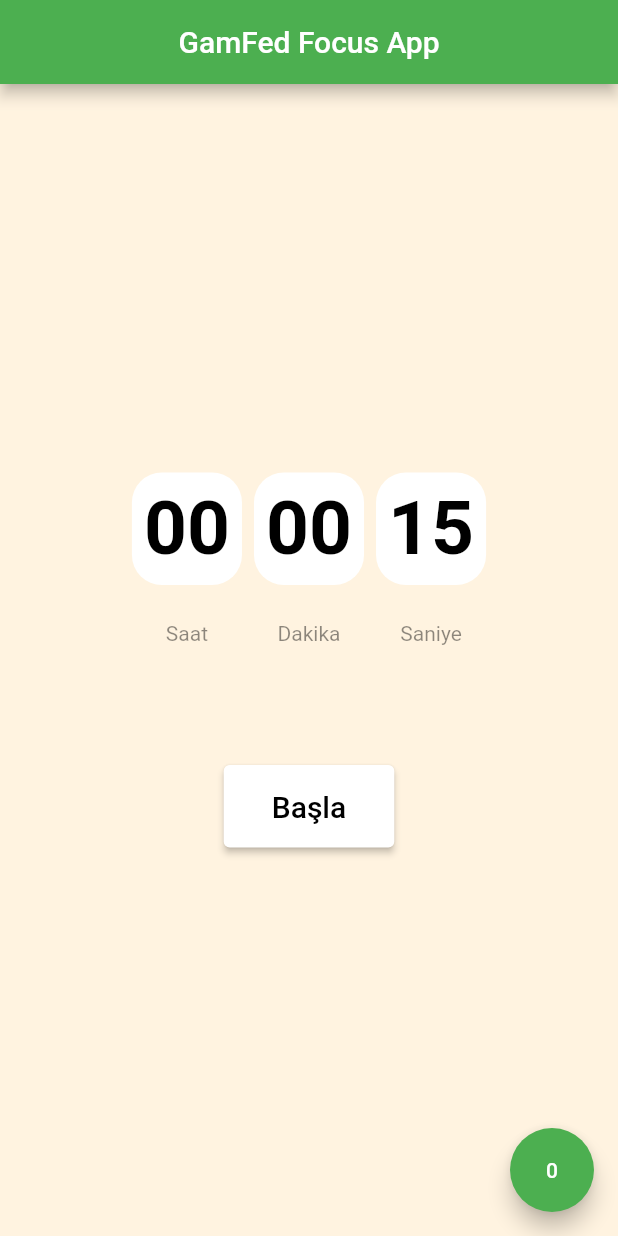
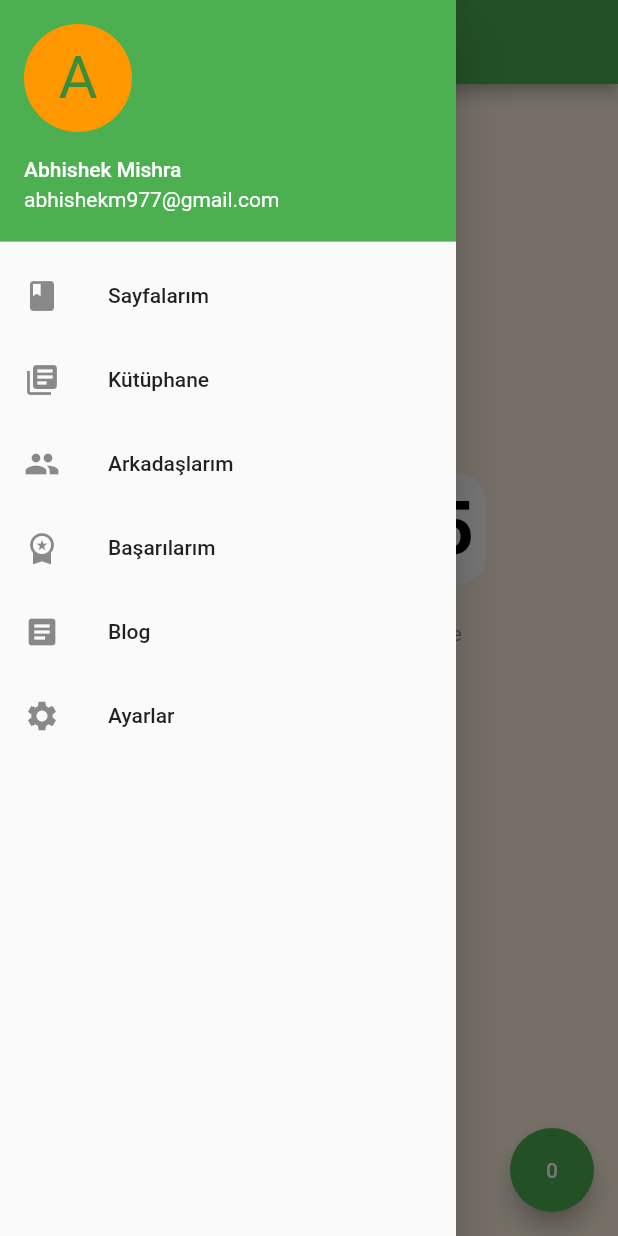
Before and after one commit to iamberk/gamfedapp, a Flutter app: the screen it shows after launch, with the side drawer open (before the commit the screen has no drawer), on a phone screen of 412 x 824 dp. Run offline on Flutter 3.47's test engine with Material 2 defaults, Android fonts, the phone set to English and light mode, and no system bars; our stand-ins replace cool_alert.

```diff
--- a/lib/main.dart
+++ b/lib/main.dart
@@ -1,5 +1,5 @@
 import 'package:flutter/material.dart';
-import 'package:gamfedapp/screens/stopwatch_timer_page.dart';
+import 'package:gamfedapp/screens/home_page.dart';
 
 void main() => runApp(const MyApp());
 
@@ -14,11 +14,11 @@ class _MyAppState extends State<MyApp> {
   @override
   Widget build(BuildContext context) {
     return MaterialApp(
-        title: 'Gamfed App',
+        title: 'GamFed Screen App',
         debugShowCheckedModeBanner: false,
         theme: ThemeData(
           primarySwatch: Colors.green,
         ),
-        home: const StopWatchTimerPage());
+        home: const MyHomePage());
   }
 }
--- a/lib/screens/stopwatch_timer_page.dart
+++ b/lib/screens/home_page.dart
@@ -3,20 +3,28 @@
 import 'dart:async';
 import 'package:cool_alert/cool_alert.dart';
 import 'package:flutter/material.dart';
-import 'button_widget.dart';
+import 'package:gamfedapp/screens/blog_page.dart';
+import 'package:gamfedapp/screens/friends_pafe.dart';
+import 'package:gamfedapp/screens/library_page.dart';
+import 'package:gamfedapp/screens/my_papers.dart';
+import 'package:gamfedapp/screens/settings_page.dart';
+import '../widgets/button_widget.dart';
 
-class StopWatchTimerPage extends StatefulWidget {
-  const StopWatchTimerPage({Key? key}) : super(key: key);
+class MyHomePage extends StatefulWidget {
+  const MyHomePage({Key? key}) : super(key: key);
+
   @override
-  _StopWatchTimerPageState createState() => _StopWatchTimerPageState();
+  _MyHomePageState createState() => _MyHomePageState();
 }
 
-class _StopWatchTimerPageState extends State<StopWatchTimerPage> {
+class _MyHomePageState extends State<MyHomePage> {
   static const countdownDuration = Duration(seconds: 15);
+
+  bool countDown = true;
   Duration duration = const Duration();
+  int paperCount = 0;
+  var period = const Duration(seconds: 1);
   Timer? timer;
-  int paperCount = 0;
-  bool countDown = true;
 
   @override
   void initState() {
@@ -38,7 +46,6 @@ class _StopWatchTimerPageState extends State<StopWatchTimerPage> {
     }
   }
 
-  var period = const Duration(seconds: 1);
   void startTimer() {
     timer = Timer.periodic(period, (_) => addTime());
   }
@@ -61,29 +68,6 @@ class _StopWatchTimerPageState extends State<StopWatchTimerPage> {
     }
     setState(() => timer?.cancel());
   }
-
-  @override
-  Widget build(BuildContext context) => Scaffold(
-        backgroundColor: Colors.orange[50],
-        appBar: AppBar(
-          centerTitle: true,
-          automaticallyImplyLeading: false,
-          title: const Text("GamFed Focus App"),
-        ),
-        floatingActionButton: FloatingActionButton(
-          onPressed: () {
-            // Add your onPressed code here!
-          },
-          backgroundColor: Colors.green,
-          child: Text(paperCount.toString()),
-        ),
-        body: Center(
-          child: Column(
-            mainAxisAlignment: MainAxisAlignment.center,
-            children: [buildTime(), const SizedBox(height: 80), buildButtons()],
-          ),
-        ),
-      );
 
   Widget buildTime() {
     String twoDigits(int n) => n.toString().padLeft(2, '0');
@@ -196,4 +180,97 @@ class _StopWatchTimerPageState extends State<StopWatchTimerPage> {
                   startTimer();
                 });
   }
+
+  @override
+  Widget build(BuildContext context) => Scaffold(
+        backgroundColor: Colors.orange[50],
+        drawer: Drawer(
+          child: ListView(
+            // Important: Remove any padding from the ListView.
+            padding: EdgeInsets.zero,
+            children: <Widget>[
+              const UserAccountsDrawerHeader(
+                accountName: Text("Abhishek Mishra"),
+                accountEmail: Text("abhishekm977@gmail.com"),
+                currentAccountPicture: CircleAvatar(
+                  backgroundColor: Colors.orange,
+                  child: Text(
+                    "A",
+                    style: TextStyle(fontSize: 40.0),
+                  ),
+                ),
+              ),
+              ListTile(
+                leading: const Icon(Icons.book),
+                title: const Text("Sayfalarım"),
+                onTap: () {
+                  Navigator.push(context, MaterialPageRoute(builder: (context) {
+                    return const MyPapersPage();
+                  }));
+                },
+              ),
+              ListTile(
+                leading: const Icon(Icons.library_books),
+                title: const Text("Kütüphane"),
+                onTap: () {
+                  Navigator.push(context, MaterialPageRoute(builder: (context) {
+                    return const LibraryPage();
+                  }));
+                },
+              ),
+              ListTile(
+                leading: const Icon(Icons.group),
+                title: const Text("Arkadaşlarım"),
+                onTap: () {
+                  Navigator.push(context, MaterialPageRoute(builder: (context) {
+                    return const FriendsPage();
+                  }));
+                },
+              ),
+              ListTile(
+                leading: const Icon(Icons.workspace_premium),
+                title: const Text("Başarılarım"),
+                onTap: () {
+                  Navigator.pop(context);
+                },
+              ),
+              ListTile(
+                leading: const Icon(Icons.article),
+                title: const Text("Blog"),
+                onTap: () {
+                  Navigator.push(context, MaterialPageRoute(builder: (context) {
+                    return const BlogPage();
+                  }));
+                },
+              ),
+              ListTile(
+                leading: const Icon(Icons.settings),
+                title: const Text("Ayarlar"),
+                onTap: () {
+                  Navigator.push(context, MaterialPageRoute(builder: (context) {
+                    return const SettingsPage();
+                  }));
+                },
+              ),
+            ],
+          ),
+        ),
+        appBar: AppBar(
+          centerTitle: true,
+          title: const Text("GamFed Screen App"),
+        ),
+        floatingActionButton: FloatingActionButton(
+          onPressed: () {
+            // Add your onPressed code here!
+          },
+          backgroundColor: Colors.green,
+          child: Text(paperCount.toString()),
+        ),
+        body: Center(
+          child: Column(
+            mainAxisAlignment: MainAxisAlignment.center,
+            children: [buildTime(), const SizedBox(height: 80), buildButtons()],
+          ),
+        ),
+      );
 }
--- a/lib/screens/button_widget.dart
+++ b/lib/widgets/button_widget.dart
@@ -1,11 +1,6 @@
 import 'package:flutter/material.dart';
 
 class ButtonWidget extends StatelessWidget {
-  final String text;
-  final Color color;
-  final Color backgroundColor;
-  final VoidCallback onClicked;
-
   const ButtonWidget(
       {Key? key,
       required this.text,
@@ -13,6 +8,12 @@ class ButtonWidget extends StatelessWidget {
       this.color = Colors.white,
       this.backgroundColor = Colors.black})
       : super(key: key);
+
+  final Color backgroundColor;
+  final Color color;
+  final VoidCallback onClicked;
+  final String text;
+
   @override
   Widget build(BuildContext context) => ElevatedButton(
       style: ElevatedButton.styleFrom(
```
Also changed, not shown: lib/screens/achievement_page.dart (added, +25 -0 lines), lib/screens/blog_page.dart (added, +24 -0 lines), lib/screens/friends_pafe.dart (added, +24 -0 lines), lib/screens/library_page.dart (added, +24 -0 lines), lib/screens/my_papers.dart (added, +24 -0 lines), lib/screens/settings_page.dart (added, +24 -0 lines).
